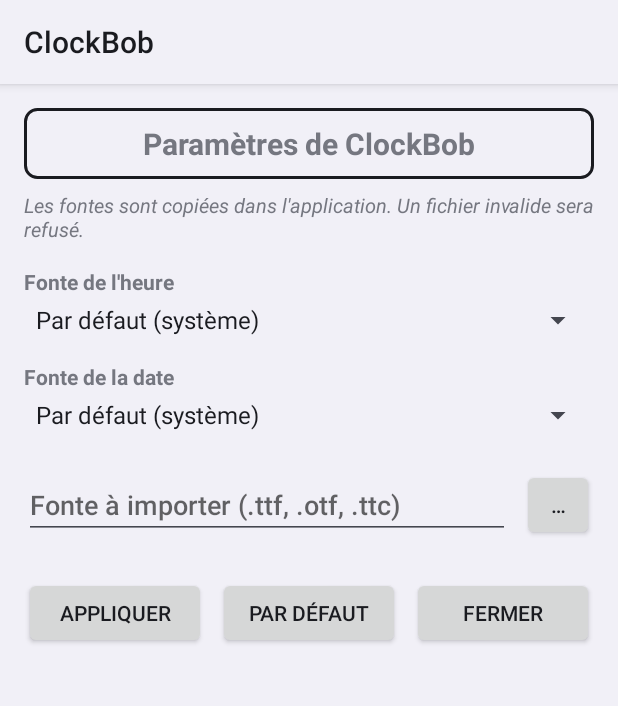
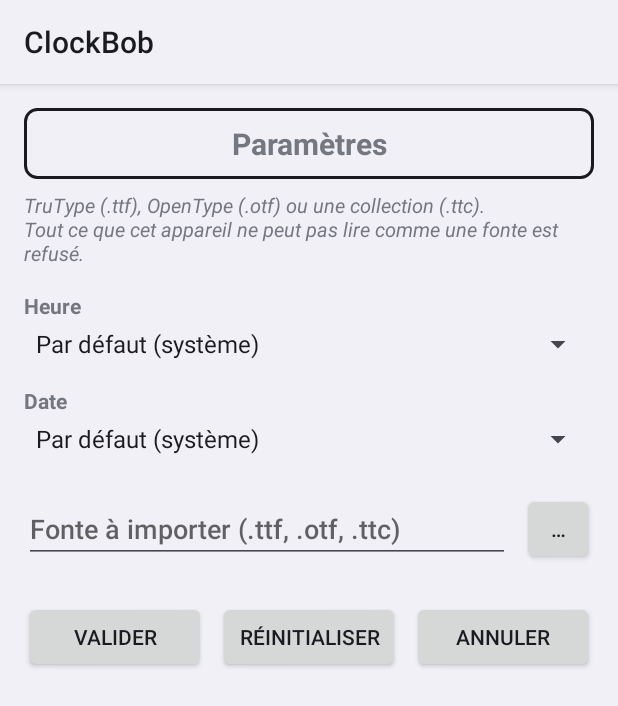
Before and after one commit to BroseStranton/ClockBob2, an Android app: the screen it shows after launch (SettingsActivity), on a phone screen of 412 x 824 dp. Shown: the top 706 px of the screen. Run offline under Robolectric (Android 15) with nearby library versions, the phone set to English and light mode, and no system bars.

Commit message:
Update strings.xml

```diff
--- a/app/src/main/res/values/strings.xml
+++ b/app/src/main/res/values/strings.xml
@@ -1,21 +1,35 @@
 <?xml version="1.0" encoding="utf-8"?>
 <resources>
     <string name="app_name">ClockBob</string>
-    <string name="settings_title">Paramètres de ClockBob</string>
-    <string name="settings_warning">Les fontes sont copiées dans l\'application. Un fichier invalide sera refusé.</string>
-    <string name="label_time_font">Fonte de l\'heure</string>
-    <string name="label_date_font">Fonte de la date</string>
-    <string name="hint_file_field">Fonte à importer (.ttf, .otf, .ttc)</string>
+
+    <!-- Écran de paramètres -->
+    <string name="settings_title">Paramètres</string>
+    <string name="settings_warning">TruType (.ttf), OpenType (.otf) ou une collection (.ttc).\nTout ce que cet appareil ne peut pas lire comme une fonte est refusé.</string>
+    <string name="choose_font_help">Chaque champ : choisir une police</string>
+    <string name="label_time_font">Heure</string>
+    <string name="label_date_font">Date</string>
+    <string name="label_add_font">Ajouter une police</string>
+
+    <!-- Boutons -->
     <string name="btn_browse">…</string>
-    <string name="btn_apply">Appliquer</string>
-    <string name="btn_reset">Par défaut</string>
-    <string name="btn_close">Fermer</string>
+    <string name="btn_apply">Valider</string>
+    <string name="btn_reset">Réinitialiser</string>
+    <string name="btn_close">Annuler</string>
+
+    <!-- Listes -->
     <string name="entry_default_font">Par défaut (système)</string>
+
+    <!-- Toasts (inchangés) -->
     <string name="toast_imported">Fonte importée ✓</string>
     <string name="toast_invalid">Fichier refusé : ce n\'est pas une fonte lisible par Android.</string>
     <string name="toast_copied">Fonte déjà présente : import ignoré.</string>
     <string name="toast_error">Impossible d\'importer ce fichier.</string>
     <string name="toast_applied">Réglages appliqués ✓</string>
+
+    <!-- Content descriptions du widget (inchangés) -->
     <string name="cd_time">Heure</string>
     <string name="cd_date">Date</string>
+
+    <!-- Conservé pour compatibilité éventuelle (plus référencé par le layout) -->
+    <string name="hint_file_field">Fonte à importer (.ttf, .otf, .ttc)</string>
 </resources>
```
